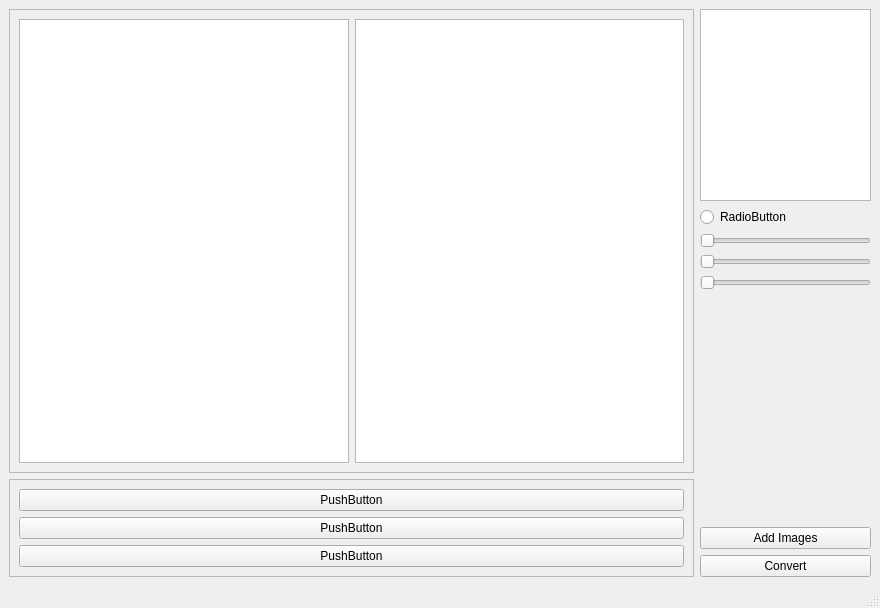
The window that ui/MainWindow.ui (light-and-ray/ProstoUpscaleAI) describes before a commit, drawn with Qt 5.
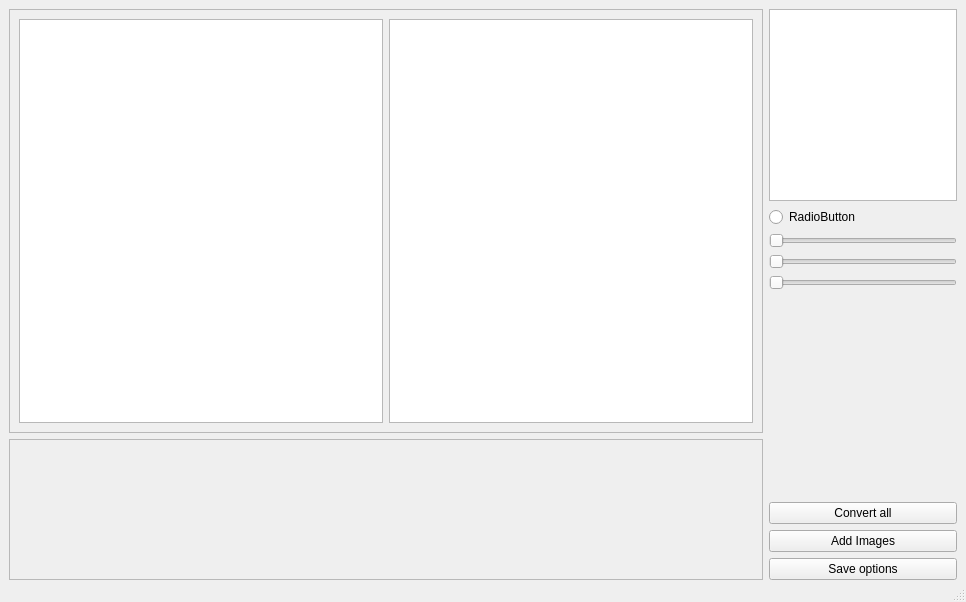
The same window after the commit. Custom widgets are drawn as their Qt base class.

```diff
--- a/ui/MainWindow.ui
+++ b/ui/MainWindow.ui
@@ -6,8 +6,8 @@
    <rect>
     <x>0</x>
     <y>0</y>
-    <width>880</width>
-    <height>608</height>
+    <width>966</width>
+    <height>602</height>
    </rect>
   </property>
   <property name="windowTitle">
@@ -15,8 +15,14 @@
   </property>
   <widget class="QWidget" name="centralwidget">
    <layout class="QHBoxLayout" name="horizontalLayout_2" stretch="4,1">
+    <property name="bottomMargin">
+     <number>0</number>
+    </property>
     <item>
-     <layout class="QVBoxLayout" name="verticalLayout_3">
+     <layout class="QVBoxLayout" name="verticalLayout_3" stretch="6,2">
+      <property name="sizeConstraint">
+       <enum>QLayout::SetDefaultConstraint</enum>
+      </property>
       <item>
        <widget class="QFrame" name="frame">
         <property name="sizePolicy">
@@ -64,11 +70,26 @@
       <item>
        <widget class="QScrollArea" name="scrollArea">
         <property name="sizePolicy">
-         <sizepolicy hsizetype="Expanding" vsizetype="Fixed">
+         <sizepolicy hsizetype="MinimumExpanding" vsizetype="Preferred">
           <horstretch>0</horstretch>
           <verstretch>0</verstretch>
          </sizepolicy>
         </property>
+        <property name="minimumSize">
+         <size>
+          <width>650</width>
+          <height>0</height>
+         </size>
+        </property>
+        <property name="baseSize">
+         <size>
+          <width>0</width>
+          <height>90</height>
+         </size>
+        </property>
+        <property name="focusPolicy">
+         <enum>Qt::NoFocus</enum>
+        </property>
         <property name="widgetResizable">
          <bool>true</bool>
         </property>
@@ -77,31 +98,17 @@
           <rect>
            <x>0</x>
            <y>0</y>
-           <width>681</width>
-           <height>105</height>
+           <width>750</width>
+           <height>133</height>
           </rect>
          </property>
          <layout class="QVBoxLayout" name="verticalLayout_2">
           <item>
-           <widget class="QPushButton" name="pushButton_3">
-            <property name="text">
-             <string>PushButton</string>
+           <layout class="QVBoxLayout" name="scrollLayout">
+            <property name="rightMargin">
+             <number>0</number>
             </property>
-           </widget>
-          </item>
-          <item>
-           <widget class="QPushButton" name="pushButton">
-            <property name="text">
-             <string>PushButton</string>
-            </property>
-           </widget>
-          </item>
-          <item>
-           <widget class="QPushButton" name="pushButton_2">
-            <property name="text">
-             <string>PushButton</string>
-            </property>
-           </widget>
+           </layout>
           </item>
          </layout>
         </widget>
@@ -180,6 +187,13 @@
         </property>
        </spacer>
       </item>
+      <item>
+       <widget class="QPushButton" name="convertAllButton">
+        <property name="text">
+         <string>Convert all</string>
+        </property>
+       </widget>
+      </item>
       <item>
        <widget class="QPushButton" name="addImagesButton">
         <property name="text">
@@ -190,7 +204,7 @@
       <item>
        <widget class="QPushButton" name="convertButton">
         <property name="text">
-         <string>Convert</string>
+         <string>Save options</string>
         </property>
        </widget>
       </item>
```
Left out of the diff: 19 changed lines with no effect on the pictures.
